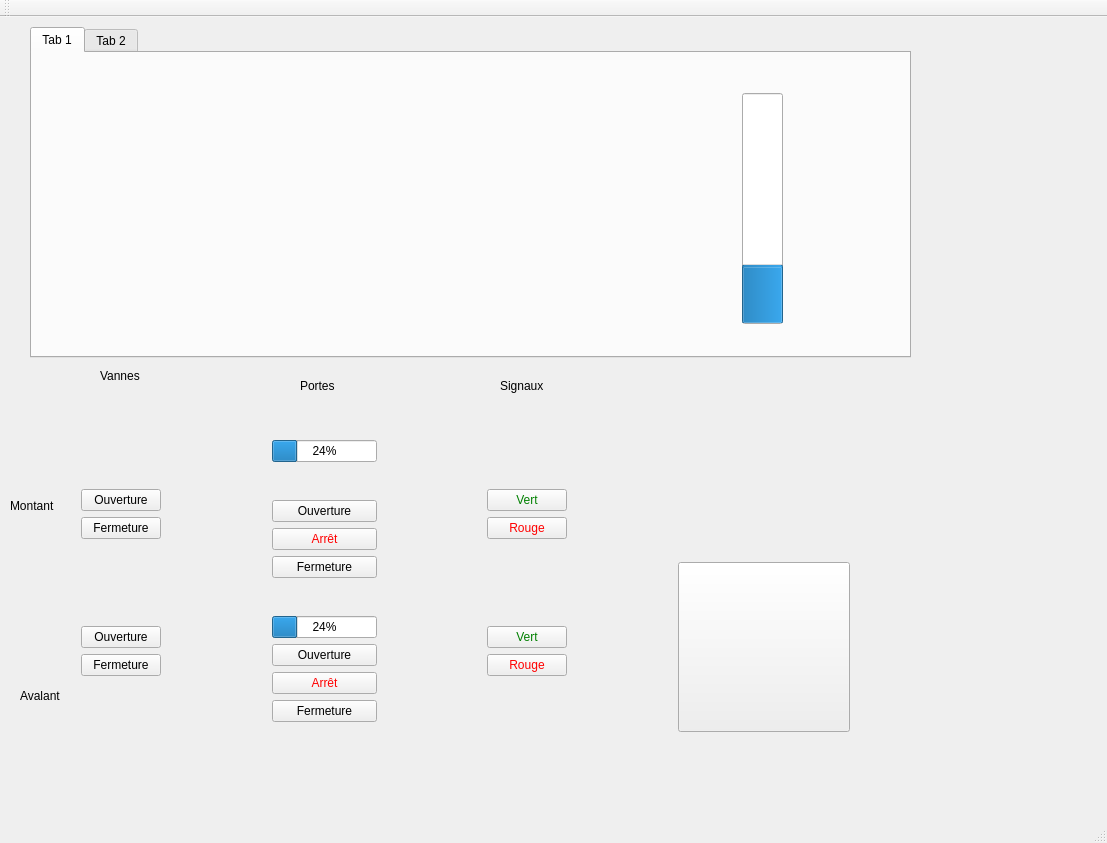
Before: the Qt Designer form mainwindow.ui in VConstans/IHMEcluse, drawn with Qt 5.
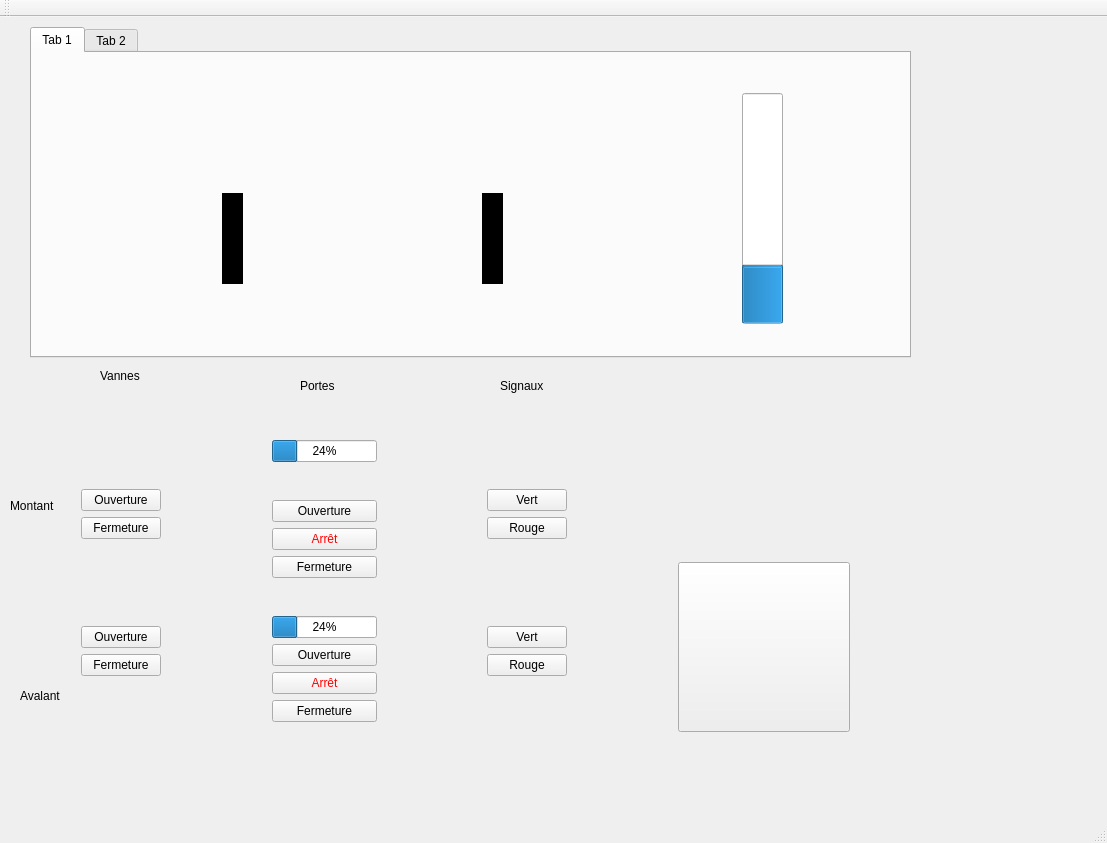
After: the same form once the commit is applied. The open tabs and pages were chosen to show the change. Icons and pictures are not drawn.

What changed in the file:
```diff
--- a/mainwindow.ui
+++ b/mainwindow.ui
@@ -24,9 +24,9 @@
      </rect>
     </property>
     <property name="currentIndex">
-     <number>0</number>
+     <number>1</number>
     </property>
-    <widget class="QWidget" name="page">
+    <widget class="QWidget" name="IHMAuto">
      <widget class="QWidget" name="horizontalLayoutWidget">
       <property name="geometry">
        <rect>
@@ -161,7 +161,7 @@
       </property>
      </widget>
     </widget>
-    <widget class="QWidget" name="page_2">
+    <widget class="QWidget" name="IHMMan">
      <widget class="QLabel" name="label_2">
       <property name="geometry">
        <rect>
@@ -221,7 +221,7 @@
         </property>
         <property name="styleSheet">
          <string notr="true">#ecluse{
-border-image: url(/home/victor/cours/IHM/IHM_Ecluse/ecluse_ferme.png)
+border-image: url(/home/victor/cours/IHM/IHMEcluse/images/ecluse.png)
 }</string>
         </property>
         <property name="text">
@@ -300,7 +300,7 @@
          <string/>
         </property>
        </widget>
-       <widget class="QProgressBar" name="progressBar">
+       <widget class="QProgressBar" name="waterLevel">
         <property name="geometry">
          <rect>
           <x>710</x>
@@ -325,6 +325,42 @@
          <enum>QProgressBar::TopToBottom</enum>
         </property>
        </widget>
+       <widget class="QLabel" name="porteAvalant">
+        <property name="geometry">
+         <rect>
+          <x>450</x>
+          <y>140</y>
+          <width>21</width>
+          <height>91</height>
+         </rect>
+        </property>
+        <property name="styleSheet">
+         <string notr="true">#porteAvalant{
+background-color: black
+}</string>
+        </property>
+        <property name="text">
+         <string/>
+        </property>
+       </widget>
+       <widget class="QLabel" name="porteMontant">
+        <property name="geometry">
+         <rect>
+          <x>190</x>
+          <y>140</y>
+          <width>21</width>
+          <height>91</height>
+         </rect>
+        </property>
+        <property name="styleSheet">
+         <string notr="true">#porteMontant{
+background-color: black
+}</string>
+        </property>
+        <property name="text">
+         <string/>
+        </property>
+       </widget>
       </widget>
       <widget class="QWidget" name="tab_2">
        <attribute name="title">
@@ -369,7 +405,7 @@
       </property>
       <layout class="QHBoxLayout" name="horizontalLayout">
        <item>
-        <layout class="QVBoxLayout" name="vannes">
+        <layout class="QVBoxLayout" name="groupeButtonVannes">
          <item>
           <layout class="QVBoxLayout" name="vanneMontant">
            <item>
@@ -425,7 +461,7 @@
         </spacer>
        </item>
        <item>
-        <layout class="QVBoxLayout" name="portes">
+        <layout class="QVBoxLayout" name="groupeButtonPortes">
          <item>
           <widget class="QProgressBar" name="progressPorteMontant">
            <property name="value">
@@ -434,7 +470,7 @@
           </widget>
          </item>
          <item>
-          <layout class="QVBoxLayout" name="porteMontant">
+          <layout class="QVBoxLayout" name="groupePorteMontant">
            <item>
             <widget class="QPushButton" name="porteMontantOuv">
              <property name="styleSheet">
@@ -476,7 +512,7 @@
           </layout>
          </item>
          <item>
-          <layout class="QVBoxLayout" name="porteAvalant_">
+          <layout class="QVBoxLayout" name="groupePorteAvalant">
            <item>
             <widget class="QProgressBar" name="progressBar_2">
              <property name="value">
@@ -534,11 +570,11 @@
         </spacer>
        </item>
        <item>
-        <layout class="QVBoxLayout" name="signaux">
+        <layout class="QVBoxLayout" name="groupeButtonSignaux">
          <item>
           <layout class="QVBoxLayout" name="signauxMontant">
            <item>
-            <widget class="QPushButton" name="pushButton_3">
+            <widget class="QPushButton" name="vertMontant">
              <property name="styleSheet">
               <string notr="true">#pushButton_3{color: green}</string>
              </property>
@@ -548,7 +584,7 @@
             </widget>
            </item>
            <item>
-            <widget class="QPushButton" name="pushButton_4">
+            <widget class="QPushButton" name="rougeMontant">
              <property name="styleSheet">
               <string notr="true">#pushButton_4{color: red}</string>
              </property>
@@ -562,7 +598,7 @@
          <item>
           <layout class="QVBoxLayout" name="signauxAvalant">
            <item>
-            <widget class="QPushButton" name="pushButton_2">
+            <widget class="QPushButton" name="vertAvalant">
              <property name="styleSheet">
               <string notr="true">#pushButton_2{color: green}</string>
              </property>
@@ -572,7 +608,7 @@
             </widget>
            </item>
            <item>
-            <widget class="QPushButton" name="pushButton">
+            <widget class="QPushButton" name="rougeAvalant">
              <property name="styleSheet">
               <string notr="true">#pushButton{color: red}</string>
              </property>
@@ -599,7 +635,7 @@
         </spacer>
        </item>
        <item>
-        <layout class="QVBoxLayout" name="verticalLayout_11">
+        <layout class="QVBoxLayout" name="groupeButtonUrgence">
          <item>
           <widget class="QLabel" name="alarme">
            <property name="maximumSize">
```
